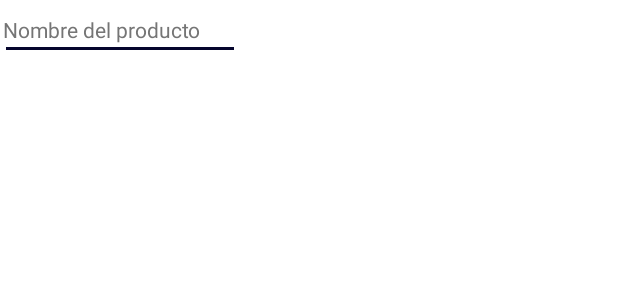
After one commit to Martin-Ball/PreventApp2, an Android app: the layout dialog_new_product.xml on its own in the app's theme, with its tools: preview values and no code run, on a phone screen of 412 x 824 dp. The commit adds this screen. Shown: the top 300 px of the screen. Run offline under Robolectric (Android 15) with nearby library versions, the phone set to English and light mode, and no system bars.

Commit message:
New Product on New Order fragment Done

```diff
--- a/app/src/main/java/com/martin/preventapp/SplashScreen.java
+++ b/app/src/main/java/com/martin/preventapp/SplashScreen.java
@@ -14,7 +14,7 @@ import com.martin.preventapp.firebase.login.LoginActivity;
 
 public class SplashScreen extends Activity {
 
-    int SPLASH_TIME = 1000; //This is 3 seconds
+    int SPLASH_TIME = 1000;
     Animation topAnim;
     ImageView image;
 
--- a/app/src/main/java/com/martin/preventapp/firebase/Clients.java
+++ b/app/src/main/java/com/martin/preventapp/firebase/Clients.java
@@ -47,8 +47,6 @@ public class Clients {
 
         FirebaseFirestore db = FirebaseFirestore.getInstance();
 
-
-
         db.collection("users").document(currentFirebaseUser.getUid()).get().addOnSuccessListener(new OnSuccessListener<DocumentSnapshot>() {
             @Override
             public void onSuccess(DocumentSnapshot documentSnapshot) {
@@ -91,7 +89,7 @@ public class Clients {
             Toast.makeText(view.getContext(), "Cliente agregado", Toast.LENGTH_SHORT).show();
         }catch(Exception e){
             Toast.makeText(view.getContext(), "Error: " + e, Toast.LENGTH_SHORT).show();
-    }
+        }
     }
 
     public void addListOfClients()
--- a/app/src/main/java/com/martin/preventapp/ui/new_order/Company/CompanyFragment.java
+++ b/app/src/main/java/com/martin/preventapp/ui/new_order/Company/CompanyFragment.java
@@ -73,9 +73,6 @@ public class CompanyFragment extends Fragment {
             @Override
             public void onClick(View view) {
 
-                Products prod = new Products();
-                prod.addNewProduct("Ideas Gastronómicas", root);
-
                 if(CompanySelected == "Seleccione un proveedor"){
                     Toast.makeText(root.getContext(), "Seleccione un proveedor", Toast.LENGTH_SHORT).show();
                 }else {
--- /dev/null
+++ b/app/src/main/res/layout/dialog_new_product.xml
@@ -0,0 +1,24 @@
+<?xml version="1.0" encoding="utf-8"?>
+<LinearLayout xmlns:android="http://schemas.android.com/apk/res/android"
+    xmlns:tools="http://schemas.android.com/tools"
+    android:layout_width="wrap_content"
+    android:layout_height="wrap_content"
+    android:orientation="vertical">
+
+    <EditText
+        android:id="@+id/editTextNameClient"
+        android:layout_width="match_parent"
+        android:layout_height="match_parent"
+        android:layout_weight="1"
+        android:ems="10"
+        android:hint="Nombre del producto"
+        android:paddingStart="2dp"
+        android:paddingEnd="2dp"
+        android:textColor="@color/linkiar_search_border"
+        android:textColorHighlight="#2c62b3"
+        android:textColorHint="#757575"
+        android:textColorLink="#2c62b3"
+        android:textSize="14sp" />
+
+
+</LinearLayout>
```
Also changed, not shown: app/src/main/java/com/martin/preventapp/firebase/Products.java (+23 -25 lines), app/src/main/java/com/martin/preventapp/ui/new_order/AddNewProduct.java (added, +41 -0 lines), app/src/main/java/com/martin/preventapp/ui/new_order/NewOrderFragment.java (+11 -3 lines).
